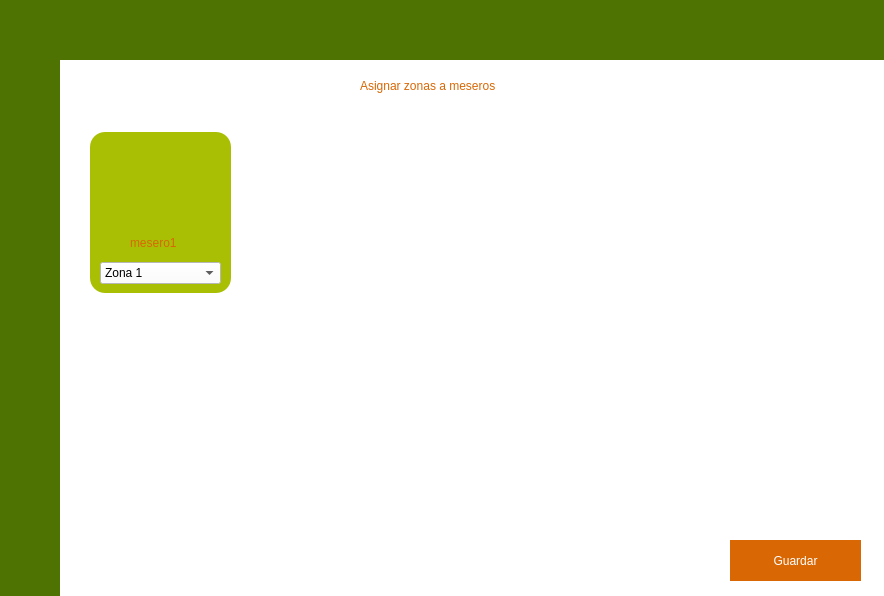
This is encargado.ui in FernandoHS-0/Sabware as Qt 5 draws it before an edit. The edited form follows.
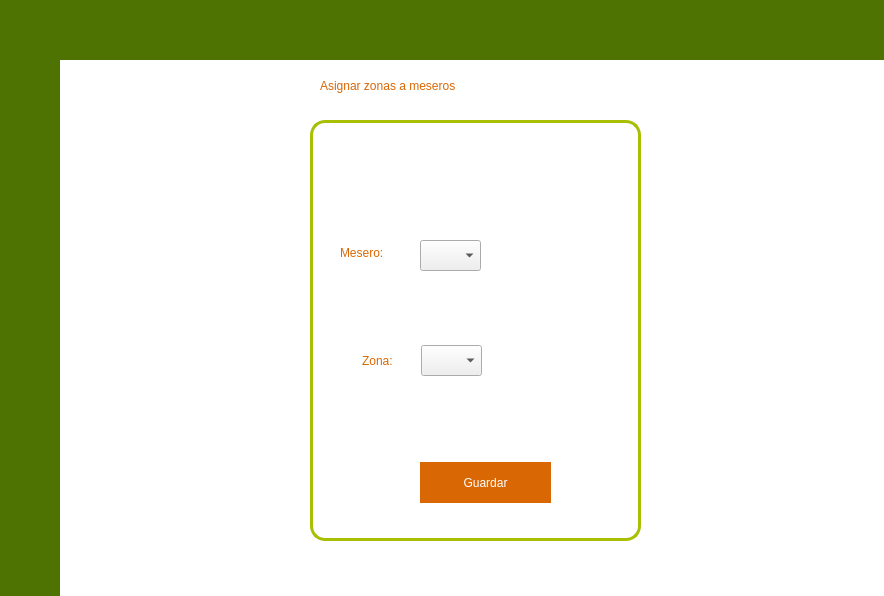
This is the edited form. The open tabs and pages were chosen to show the change. Icons and pictures are not drawn.

Commit message: Asignar zonas funcionando

Patch:
```diff
--- a/encargado.ui
+++ b/encargado.ui
@@ -76,6 +76,24 @@
      <string/>
     </property>
    </widget>
+   <widget class="QPushButton" name="btnGestionUsr">
+    <property name="geometry">
+     <rect>
+      <x>-16</x>
+      <y>130</y>
+      <width>91</width>
+      <height>81</height>
+     </rect>
+    </property>
+    <property name="styleSheet">
+     <string notr="true">background: none;
+border: none;
+image: url(:/imagenes/img/corteCaja.png);</string>
+    </property>
+    <property name="text">
+     <string/>
+    </property>
+   </widget>
   </widget>
   <widget class="QWidget" name="menuH" native="true">
    <property name="geometry">
@@ -123,7 +141,7 @@
     <string notr="true"/>
    </property>
    <property name="currentIndex">
-    <number>1</number>
+    <number>0</number>
    </property>
    <widget class="QWidget" name="asignarZona">
     <property name="styleSheet">
@@ -135,26 +153,27 @@
     <widget class="QWidget" name="ficha1" native="true">
      <property name="geometry">
       <rect>
-       <x>30</x>
-       <y>72</y>
-       <width>141</width>
-       <height>161</height>
+       <x>250</x>
+       <y>60</y>
+       <width>331</width>
+       <height>421</height>
       </rect>
      </property>
      <property name="styleSheet">
       <string notr="true">#ficha1{
 	border-radius: 15px;
-	background-color: #A9BF04;
+	border:3px solid #A9BF04;
+	background-color: white;
 }
 </string>
      </property>
-     <widget class="QComboBox" name="zonaF1">
+     <widget class="QComboBox" name="cmbZona">
       <property name="geometry">
        <rect>
-        <x>10</x>
-        <y>130</y>
-        <width>121</width>
-        <height>22</height>
+        <x>111</x>
+        <y>225</y>
+        <width>61</width>
+        <height>31</height>
        </rect>
       </property>
       <property name="styleSheet">
@@ -165,27 +184,12 @@
 	font: 10pt &quot;HelvLight&quot;;
 }</string>
       </property>
-      <item>
-       <property name="text">
-        <string>Zona 1</string>
-       </property>
-      </item>
-      <item>
-       <property name="text">
-        <string>Zona 2</string>
-       </property>
-      </item>
-      <item>
-       <property name="text">
-        <string>Zona 3</string>
-       </property>
-      </item>
      </widget>
      <widget class="QPushButton" name="usrIcon1">
       <property name="geometry">
        <rect>
-        <x>20</x>
-        <y>10</y>
+        <x>123</x>
+        <y>15</y>
         <width>101</width>
         <height>101</height>
        </rect>
@@ -201,52 +205,105 @@
        <string/>
       </property>
      </widget>
+     <widget class="QLabel" name="nombreM">
+      <property name="geometry">
+       <rect>
+        <x>30</x>
+        <y>159</y>
+        <width>281</width>
+        <height>41</height>
+       </rect>
+      </property>
+      <property name="styleSheet">
+       <string notr="true">font: 18pt &quot;HelvLight&quot;;
+color: black;</string>
+      </property>
+      <property name="text">
+       <string/>
+      </property>
+     </widget>
      <widget class="QLabel" name="label_2">
       <property name="geometry">
        <rect>
-        <x>40</x>
-        <y>100</y>
+        <x>30</x>
+        <y>122</y>
+        <width>81</width>
+        <height>21</height>
+       </rect>
+      </property>
+      <property name="styleSheet">
+       <string notr="true">font: 16pt &quot;HelvLight&quot;;
+color: #D96704;
+</string>
+      </property>
+      <property name="text">
+       <string>Mesero:</string>
+      </property>
+     </widget>
+     <widget class="QComboBox" name="cmbMeseros">
+      <property name="geometry">
+       <rect>
+        <x>110</x>
+        <y>120</y>
         <width>61</width>
+        <height>31</height>
+       </rect>
+      </property>
+      <property name="styleSheet">
+       <string notr="true">#zonaF1{
+	background-color: white;
+	border-right: 2px solid #D96704;
+	border-bottom: 2px solid #D96704;
+	font: 10pt &quot;HelvLight&quot;;
+}</string>
+      </property>
+     </widget>
+     <widget class="QLabel" name="label_9">
+      <property name="geometry">
+       <rect>
+        <x>52</x>
+        <y>230</y>
+        <width>61</width>
         <height>21</height>
        </rect>
       </property>
       <property name="styleSheet">
-       <string notr="true">font: 12pt &quot;HelvLight&quot;;
-color: #D96704;</string>
+       <string notr="true">font: 16pt &quot;HelvLight&quot;;
+color: #D96704;
+</string>
       </property>
       <property name="text">
-       <string>mesero1</string>
+       <string>Zona:</string>
       </property>
      </widget>
-    </widget>
-    <widget class="QLabel" name="label">
-     <property name="geometry">
-      <rect>
-       <x>300</x>
-       <y>0</y>
-       <width>251</width>
-       <height>51</height>
-      </rect>
-     </property>
-     <property name="styleSheet">
-      <string notr="true">font: 16pt &quot;HelvLight&quot;;
-color: #D96704;</string>
-     </property>
-     <property name="text">
-      <string>Asignar zonas a meseros</string>
-     </property>
-    </widget>
-    <widget class="QPushButton" name="btnGuardar">
-     <property name="geometry">
-      <rect>
-       <x>670</x>
-       <y>480</y>
-       <width>131</width>
-       <height>41</height>
-      </rect>
-     </property>
-     <property name="styleSheet">
-      <string notr="true">#btnGuardar{
+     <widget class="QLabel" name="nombreZ">
+      <property name="geometry">
+       <rect>
+        <x>30</x>
+        <y>269</y>
+        <width>281</width>
+        <height>41</height>
+       </rect>
+      </property>
+      <property name="styleSheet">
+       <string notr="true">font: 18pt &quot;HelvLight&quot;;
+color: black;</string>
+      </property>
+      <property name="text">
+       <string/>
+      </property>
+     </widget>
+     <widget class="QPushButton" name="btnGuardar">
+      <property name="geometry">
+       <rect>
+        <x>110</x>
+        <y>342</y>
+        <width>131</width>
+        <height>41</height>
+       </rect>
+      </property>
+      <property name="styleSheet">
+       <string notr="true">#btnGuardar{
 	background-color: #D96704;
 	border: none;
 	font: 16pt &quot;HelvLight&quot;;
@@ -256,9 +313,27 @@
 #btnGuardar:Hover{
 	background-color: #A9BF04;
 }</string>
+      </property>
+      <property name="text">
+       <string>Guardar</string>
+      </property>
+     </widget>
+    </widget>
+    <widget class="QLabel" name="label">
+     <property name="geometry">
+      <rect>
+       <x>260</x>
+       <y>0</y>
+       <width>311</width>
+       <height>51</height>
+      </rect>
+     </property>
+     <property name="styleSheet">
+      <string notr="true">font: 20pt &quot;HelvLight&quot;;
+color: #D96704;</string>
      </property>
      <property name="text">
-      <string>Guardar</string>
+      <string>Asignar zonas a meseros</string>
      </property>
     </widget>
    </widget>
```
The commit also changes 7 other files.
